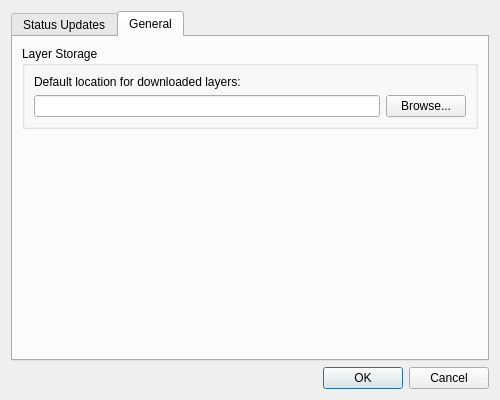
This is ui/dialogs/SettingsDialog.ui in maphub-co/maphub-qgis as Qt 5 draws it before an edit. The edited form follows.
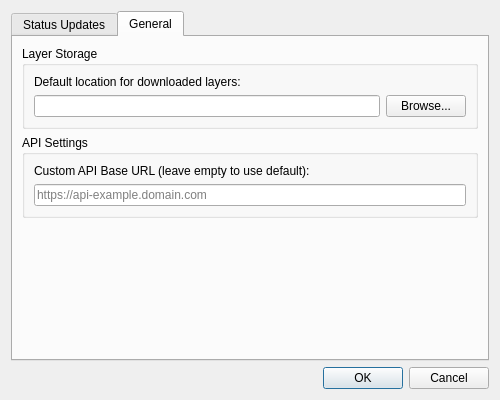
This is the edited form. The open tabs and pages were chosen to show the change.

Commit message: ✨ [settings] Add configurable custom API base URL in settings dialog

```diff
--- a/ui/dialogs/SettingsDialog.ui
+++ b/ui/dialogs/SettingsDialog.ui
@@ -142,6 +142,29 @@
          </layout>
         </widget>
        </item>
+       <item>
+        <widget class="QGroupBox" name="groupBoxAPI">
+         <property name="title">
+          <string>API Settings</string>
+         </property>
+         <layout class="QVBoxLayout" name="verticalLayout_6">
+          <item>
+           <widget class="QLabel" name="labelBaseUrl">
+            <property name="text">
+             <string>Custom API Base URL (leave empty to use default):</string>
+            </property>
+           </widget>
+          </item>
+          <item>
+           <widget class="QLineEdit" name="baseUrlLineEdit">
+            <property name="placeholderText">
+             <string>https://api-example.domain.com</string>
+            </property>
+           </widget>
+          </item>
+         </layout>
+        </widget>
+       </item>
        <item>
         <spacer name="verticalSpacer_2">
          <property name="orientation">
```
The commit also changes 2 other files.
